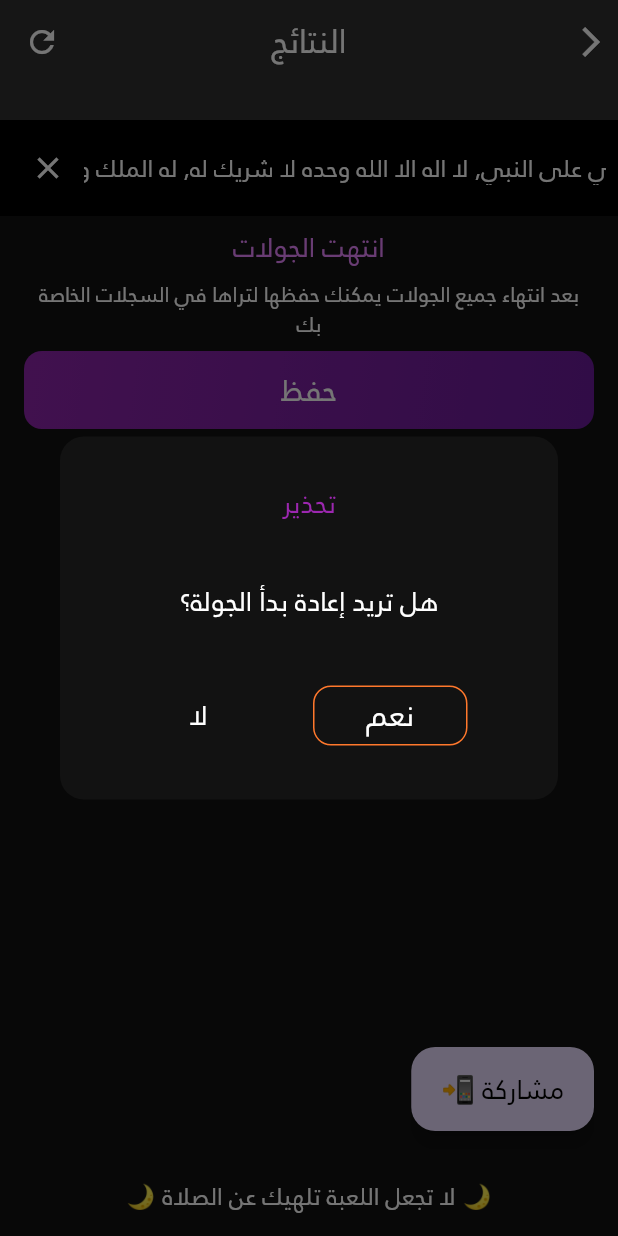
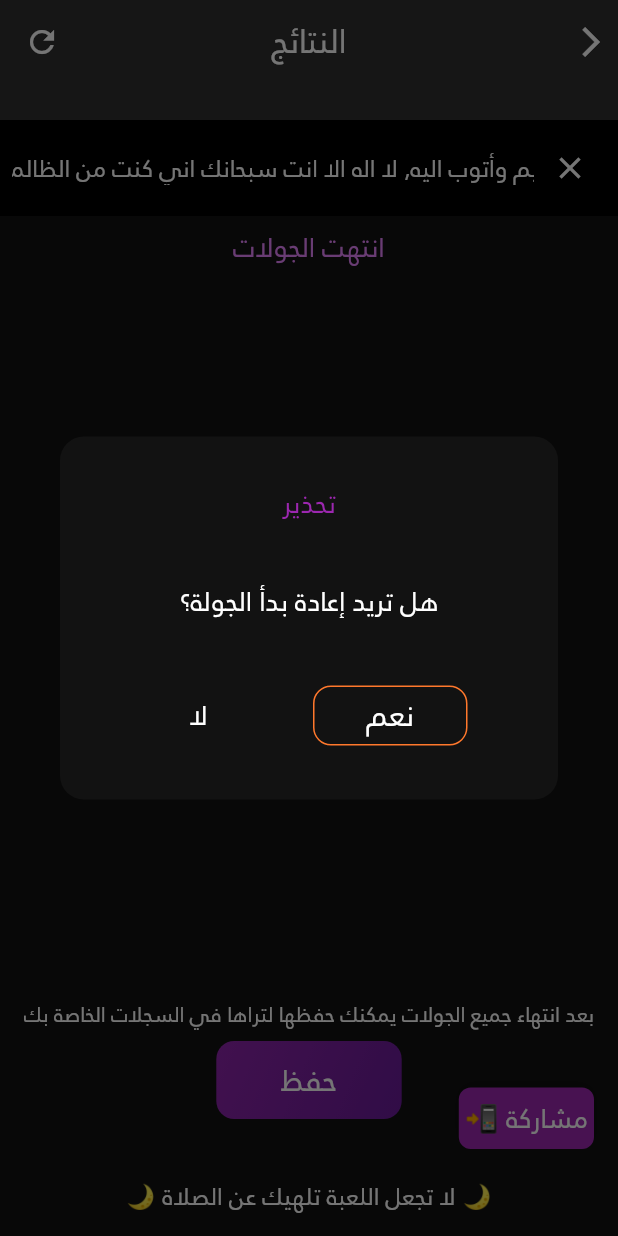
Before and after one commit to mohamedmagdy97/screw_new, a Flutter app: the Dashboard screen opened directly with empty values, after a tap on the "refresh" icon, on a phone screen of 412 x 824 dp. Run offline on Flutter 3.47's test engine with Material 3 defaults, Android fonts, the phone set to English and light mode, and no system bars; drawn by our look-alikes of screenshot; our stand-ins replace chewie, cloud_firestore, confetti, device_info_plus, equatable, firebase_core and 13 more; missing offline and left inert: app_settings; accounts and stored records are empty.

Commit message:
handle ui, screenshoot sc, update dashboard scShoot

```diff
--- a/lib/components/bottom_nav_text.dart
+++ b/lib/components/bottom_nav_text.dart
@@ -9,7 +9,7 @@ class BottomNavigationText extends StatelessWidget {
   @override
   Widget build(BuildContext context) {
     return Padding(
-      padding: const EdgeInsets.all(16.0),
+      padding: const EdgeInsets.only(right: 16, left: 16, bottom: 16, top: 4),
       child: CustomText(
         text: '🌙 لا تجعل اللعبة تلهيك عن الصلاة 🌙',
         fontSize: 16.sp,
--- a/lib/components/dox_decoration.dart
+++ b/lib/components/dox_decoration.dart
@@ -1,21 +1,31 @@
 import 'package:flutter/material.dart';
+import 'package:screw_calculator/utility/app_theme.dart';
 
 BoxDecoration customBoxDecoration({
   Color? color,
   double? radiusBottom,
   double? spreadRadius,
   double? blurRadius,
+  double? borderRadius,
 }) {
   return BoxDecoration(
-    gradient: LinearGradient(
-      colors: [
-        Colors.purple.shade400.withOpacity(0.5),
-        Colors.purple.shade800.withOpacity(0.25),
-      ],
-      begin: Alignment.topLeft,
-      end: Alignment.bottomRight,
-    ),
-    borderRadius: BorderRadius.circular(16),
+    color: color,
+    gradient: color != null
+        ? null
+        : LinearGradient(
+            colors: [
+              // Colors.purple.shade400.withOpacity(0.5),
+              // Colors.purple.shade800.withOpacity(0.25),
+              // AppColors.secondaryColor2,
+              AppColors.secondaryColor2.withValues(alpha: 0.5),
+              AppColors.mainColor.withOpacity(0.2),
+              AppColors.oscarLightColor, AppColors.oscarColor,
+              AppColors.mainColor.withOpacity(0.5),
+            ],
+            begin: Alignment.topLeft,
+            end: Alignment.bottomRight,
+          ),
+    borderRadius: BorderRadius.circular(borderRadius ?? 16),
     boxShadow: const [
       BoxShadow(color: Colors.black26, blurRadius: 8, offset: Offset(0, -2)),
     ],
--- a/lib/screens/dashboard/dashboard.dart
+++ b/lib/screens/dashboard/dashboard.dart
@@ -5,6 +5,7 @@ import 'package:screenshot/screenshot.dart';
 import 'package:screw_calculator/components/bottom_nav_text.dart';
 import 'package:screw_calculator/components/custom_button.dart';
 import 'package:screw_calculator/components/custom_text.dart';
+import 'package:screw_calculator/components/dox_decoration.dart';
 import 'package:screw_calculator/components/fade_animation.dart';
 import 'package:screw_calculator/generated/assets.dart';
 import 'package:screw_calculator/models/player_model.dart';
@@ -111,16 +112,29 @@ class _DashboardState extends State<Dashboard> {
           ),
           backgroundColor: AppColors.bg,
           bottomNavigationBar: const BottomNavigationText(),
-          floatingActionButton: FloatingActionButton.extended(
-            heroTag: null,
-            onPressed: () => dashboardData.captureAndShare(context),
-            label: const CustomText(
-              text: '📲 مشاركة',
-              fontSize: 18,
-              color: AppColors.black,
+          floatingActionButton: InkWell(
+            onTap: () => dashboardData.captureAndShare(context),
+            child: Container(
+              padding: EdgeInsets.symmetric(horizontal: 4, vertical: 8),
+              decoration: customBoxDecoration(
+                borderRadius: 8,
+                color: AppColors.mainColor,
+              ),
+
+              // shape: Border.all(color: AppColors.red),
+              // extendedPadding: const EdgeInsets.symmetric(horizontal: 8),
+              // heroTag: null,
+              child:
+                  // Text("📲")
+                  const CustomText(text: '📲 مشاركة', fontSize: 18),
             ),
           ),
-          body: Stack(
+          body: Column(
+            children: [
+              MarqueeBar(dashboardData: dashboardData),
+              const SizedBox(height: 8),
+              Expanded(
+                child: Stack(
                   alignment: Alignment.center,
                   children: [
                     Screenshot(
@@ -129,10 +143,10 @@ class _DashboardState extends State<Dashboard> {
                         textDirection: TextDirection.rtl,
                         child: Column(
                           children: [
-                      MarqueeBar(dashboardData: dashboardData),
-                      const SizedBox(height: 8),
                             CustomText(
-                        text: gw == 10 ? 'انتهت الجولات' : 'الجولة رقم $gw',
+                              text: gw == 10
+                                  ? 'انتهت الجولات'
+                                  : 'الجولة رقم $gw',
                               color: AppColors.mainColorLight,
                               fontSize: 18,
                             ),
@@ -145,8 +159,7 @@ class _DashboardState extends State<Dashboard> {
                                         vertical: 1,
                                       ),
                                       child: Column(
-                                  children:
-                                      widget.players
+                                        children: widget.players
                                             .map(
                                               (player) => buildPlayerCard(
                                                 player,
@@ -154,12 +167,12 @@ class _DashboardState extends State<Dashboard> {
                                                 loserResult,
                                               ),
                                             )
-                                          .toList()
-                                        ..addAll(
-                                          widget.fromHistory!
-                                              ? []
-                                              : buildGameSaveSection(),
-                                        ),
+                                            .toList(),
+                                        // ..addAll(
+                                        //   widget.fromHistory!
+                                        //       ? []
+                                        //       : buildGameSaveSection(),
+                                        // ),
                                       ),
                                     ),
                                   )
@@ -176,8 +189,11 @@ class _DashboardState extends State<Dashboard> {
                                             ...dashboardData.teams.map((team) {
                                               return FadeSlide(
                                                 child: Container(
-                                            padding: const EdgeInsets.all(8),
-                                            margin: const EdgeInsets.symmetric(
+                                                  padding: const EdgeInsets.all(
+                                                    8,
+                                                  ),
+                                                  margin:
+                                                      const EdgeInsets.symmetric(
                                                         vertical: 4,
                                                       ),
                                                   decoration: BoxDecoration(
@@ -185,7 +201,9 @@ class _DashboardState extends State<Dashboard> {
                                                         ? AppColors.mainColor
                                                         : Colors.transparent,
                                                     borderRadius:
-                                                  BorderRadius.circular(12),
+                                                        BorderRadius.circular(
+                                                          12,
+                                                        ),
                                                     border: Border.all(
                                                       color: AppColors.grayy,
                                                     ),
@@ -195,7 +213,8 @@ class _DashboardState extends State<Dashboard> {
                                                       CustomText(
                                                         text: team.name,
                                                         fontSize: 18.sp,
-                                                  fontWeight: FontWeight.bold,
+                                                        fontWeight:
+                                                            FontWeight.bold,
                                                       ),
                                                       Row(
                                                         children: [
@@ -240,29 +259,14 @@ class _DashboardState extends State<Dashboard> {
                                                         text:
                                                             'المجموع: ${team.totalScore}',
                                                         fontSize: 20.sp,
-                                                  fontWeight: FontWeight.bold,
+                                                        fontWeight:
+                                                            FontWeight.bold,
                                                       ),
                                                     ],
                                                   ),
                                                 ),
                                               );
                                             }).toList(),
-
-                                    Column(
-                                      children: [
-                                        const SizedBox(height: 16),
-                                        CustomButton(
-                                          text: 'اعادة بدأ الجولة',
-                                          color: AppColors.textColorTitle,
-                                          onPressed: () => dashboardData
-                                              .reloadGame(context, () {
-                                                homeData.clearValues();
-                                                setState(() {});
-                                              }),
-                                        ),
-                                        const SizedBox(height: 20),
-                                      ],
-                                    ),
                                         ],
                                       ),
                                     ),
@@ -287,6 +291,16 @@ class _DashboardState extends State<Dashboard> {
                       gravity: 0.3,
                       emissionFrequency: 0.05,
                       numberOfParticles: 25,
+                    ),
+                  ],
+                ),
+              ),
+              Column(
+                children:
+                    enums.ModeClass.mode == enums.GameMode.classic ||
+                        widget.fromHistory == true
+                    ? buildGameSaveSection()
+                    : buildGameSaveSectionTeams(),
               ),
             ],
           ),
@@ -413,9 +427,34 @@ class _DashboardState extends State<Dashboard> {
         fontSize: 14.sp,
       ),
       const SizedBox(height: 8),
-      CustomButton(
+      Padding(
+        padding: const EdgeInsets.only(bottom: 16.0),
+        child: CustomButton(
           text: 'حفظ',
+          width: 0.3.sw,
+
           onPressed: () => dashboardData.saveGame(widget.players, context),
+        ),
+      ),
+      const SizedBox(height: 20),
+    ];
+  }
+
+  List<Widget> buildGameSaveSectionTeams() {
+    return [
+      const SizedBox(height: 16),
+      Padding(
+        padding: const EdgeInsets.only(bottom: 16.0),
+
+        child: CustomButton(
+          text: 'اعادة بدأ الجولة',
+          color: AppColors.textColorTitle,
+          width: 0.45.sw,
+          onPressed: () => dashboardData.reloadGame(context, () {
+            homeData.clearValues();
+            setState(() {});
+          }),
+        ),
       ),
       const SizedBox(height: 20),
     ];
--- a/lib/screens/prayer/controllers/prayer_controller.dart
+++ b/lib/screens/prayer/controllers/prayer_controller.dart
@@ -47,7 +47,7 @@ class PrayerController extends GetxController {
     CountryModel(id: 27, nameAr: 'جنوب سيناء', nameEn: 'South Sinai'),
   ];
 
-  Future<void> loadPrayerTimes({String? selectCity}) async {
+  Future<void> loadPrayerTimes() async {
     final String? res = await AppLocalStore.getString(
       LocalStoreNames.prayerCity,
     );
@@ -60,8 +60,8 @@ class PrayerController extends GetxController {
 
       AppLocalStore.setString(LocalStoreNames.prayerCity, selectedCity.nameEn);
     } else {
-      selectedCity = egyptGovernorates.last.obs.value;
-      city = egyptGovernorates.last;
+      selectedCity = egyptGovernorates.first.obs.value;
+      city = egyptGovernorates.first;
     }
     try {
       isLoading.value = true;
```
Also changed, not shown: lib/models/screenshoot_model.dart (added, +49 -0 lines), lib/screens/dashboard/dashboard_data.dart (+31 -1 lines), lib/screens/home/home_data.dart (+9 -0 lines), lib/screens/home/widgets/drawer_item_widget.dart (added, +29 -0 lines), lib/screens/home/widgets/drawer_widget.dart (+38 -81 lines), lib/screens/users_screenshoot_sharing/user_sc_sharing_screen.dart (added, +97 -0 lines). Lines whose indentation alone changed are shown as unchanged.
